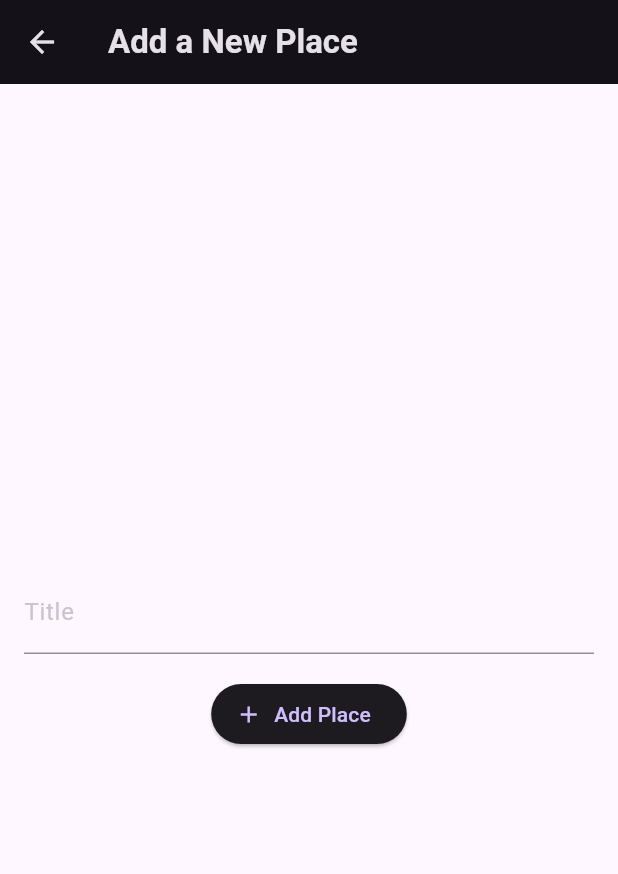
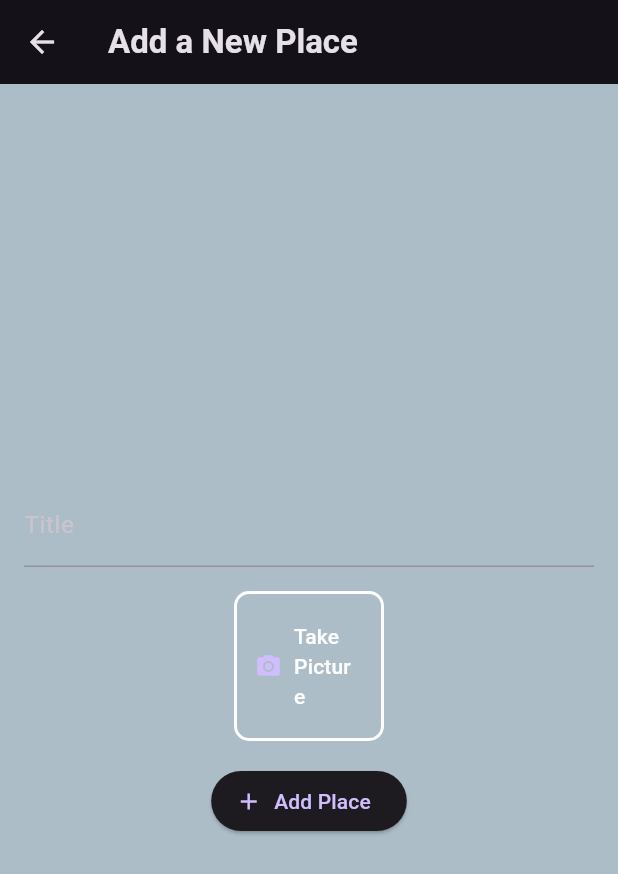
Before and after one commit to piidus/flutter-project, a Flutter app: the AddPlaceScreen screen opened directly, on a phone screen of 412 x 824 dp. Shown: the top 874 px of the screen. Run offline on Flutter 3.47's test engine with Material 3 defaults, Android fonts, the phone set to English and light mode, and no system bars; our stand-ins replace flutter_riverpod, google_fonts, image_picker; missing offline and left inert: image_picker_platform_interface.

Commit message:
add camera

```diff
--- a/lib/main.dart
+++ b/lib/main.dart
@@ -6,15 +6,15 @@ import 'package:stock_watch/screens/places.dart';
 
 final colorScheme = ColorScheme.fromSeed(
   brightness: Brightness.dark,
-  seedColor: const Color.fromARGB(255, 102, 6, 247),
+  seedColor: const Color.fromARGB(255, 166, 159, 177),
 
-  // onBackground: const Color.fromARGB(255, 56, 49, 66),
+  secondary: const Color.fromARGB(255, 173, 189, 199),
 );
 
 final theme = ThemeData().copyWith(
   // useMaterial3: true,
-  // scaffoldBackgroundColor: colorScheme.background,
   colorScheme: colorScheme,
+  scaffoldBackgroundColor: colorScheme.secondary ,
   textTheme: GoogleFonts.ubuntuCondensedTextTheme().copyWith(
     titleSmall: GoogleFonts.ubuntuCondensed(fontWeight: FontWeight.bold),
     titleMedium: GoogleFonts.ubuntuCondensed(fontWeight: FontWeight.bold),
--- a/lib/screens/add_place.dart
+++ b/lib/screens/add_place.dart
@@ -2,8 +2,9 @@ import 'package:flutter/material.dart';
 import 'package:flutter_riverpod/flutter_riverpod.dart';
 import 'package:stock_watch/model/place.dart';
 import 'package:stock_watch/provider/places_provider.dart';
+import 'package:stock_watch/widgets/image_taker.dart';
 class AddPlaceScreen extends ConsumerStatefulWidget {
-  AddPlaceScreen({super.key});
+  const AddPlaceScreen({super.key});
 
   @override
   ConsumerState<AddPlaceScreen> createState() => _AddPlaceScreenState();
@@ -47,6 +48,10 @@ class _AddPlaceScreenState extends ConsumerState<AddPlaceScreen> {
               const SizedBox(
                 height: 16,
               ),
+              ImageTaker(),
+              const SizedBox(
+                height: 16,
+              ),
               ElevatedButton.icon(
 
                 onPressed: addPlace,
--- /dev/null
+++ b/lib/widgets/image_taker.dart
@@ -0,0 +1,98 @@
+import 'dart:io';
+import 'package:flutter/material.dart';
+import 'package:image_picker/image_picker.dart';
+import 'package:image_picker_platform_interface/image_picker_platform_interface.dart';
+
+class ImageTaker extends StatefulWidget {
+  const ImageTaker({super.key});
+
+  @override
+  State<ImageTaker> createState() => _ImageTakerState();
+}
+
+class _ImageTakerState extends State<ImageTaker> {
+  File? imageFile;
+
+  // define platform
+  void imageHandler()async{
+    final imagePicker = ImagePicker();
+    final pickedImage = await imagePicker.pickImage(source: ImageSource.camera,
+                    maxWidth: 50);
+    if(pickedImage==null){
+      return;
+    }
+    else{
+      setState(() {
+         imageFile = File(pickedImage.path);
+      });
+
+
+    }
+
+
+  }
+  // void imageHandler() async {
+  //   imageFile = await ImagePicker().pickImage(source: ImageSource.camera);
+  //   setState(() {});
+  // }
+
+  @override
+  Widget build(BuildContext context) {
+    Widget content = TextButton.icon(
+        icon: const Icon(Icons.camera_alt),
+        onPressed: imageHandler,
+
+        label: const Text('Take Picture', style: TextStyle(color: Colors.white),),
+      );
+    if (imageFile != null) {
+      content =  Image.file(
+        imageFile!,
+        // width: 100,
+        // height: 100,
+        fit: BoxFit.cover,
+      );
+    }
+    // return Center(
+    return Container(
+      height: 100,
+      width: 100,
+
+      decoration: BoxDecoration(
+        border: Border.all(color: Colors.white, width: 2),
+        borderRadius: BorderRadius.circular(10),
+      ),
+      child: content
+    );
+  }
+}
+// ···
+// class MyCameraDelegate extends ImagePickerCameraDelegate {
+//   @override
+//   Future<XFile?> takePhoto(
+//       {ImagePickerCameraDelegateOptions options =
+//           const ImagePickerCameraDelegateOptions()}) async {
+//     return _takeAPhoto(options.preferredCameraDevice);
+//   }
+
+//   @override
+//   Future<XFile?> takeVideo(
+//       {ImagePickerCameraDelegateOptions options =
+//           const ImagePickerCameraDelegateOptions()}) async {
+//     return _takeAVideo(options.preferredCameraDevice);
+//   }
+
+//   Future<XFile?> _takeAPhoto(CameraDevice preferredCameraDevice) async {
+//     return null;
+//   }
+
+//   Future<XFile?> _takeAVideo(CameraDevice preferredCameraDevice) async {
+//     return null;
+//   }
+// }
+// // ···
+// void setUpCameraDelegate() {
+//   final ImagePickerPlatform instance = ImagePickerPlatform.instance;
+//   if (instance is CameraDelegatingImagePickerPlatform) {
+//     instance.cameraDelegate = MyCameraDelegate();
+//   }
+// }
--- a/pubspec.yaml
+++ b/pubspec.yaml
@@ -41,6 +41,7 @@ dependencies:
   http: ^1.5.0
   google_fonts: ^6.3.0
   uuid: ^4.5.1
+  image_picker: ^1.2.0
 
 dev_dependencies:
   flutter_test:
```
Also changed, not shown: lib/screens/place_detail.dart (added, +37 -0 lines), lib/widgets/place_list.dart (+13 -1 lines), lib/screens/places_detail.dart (deleted), pubspec.lock, 6 other files.
